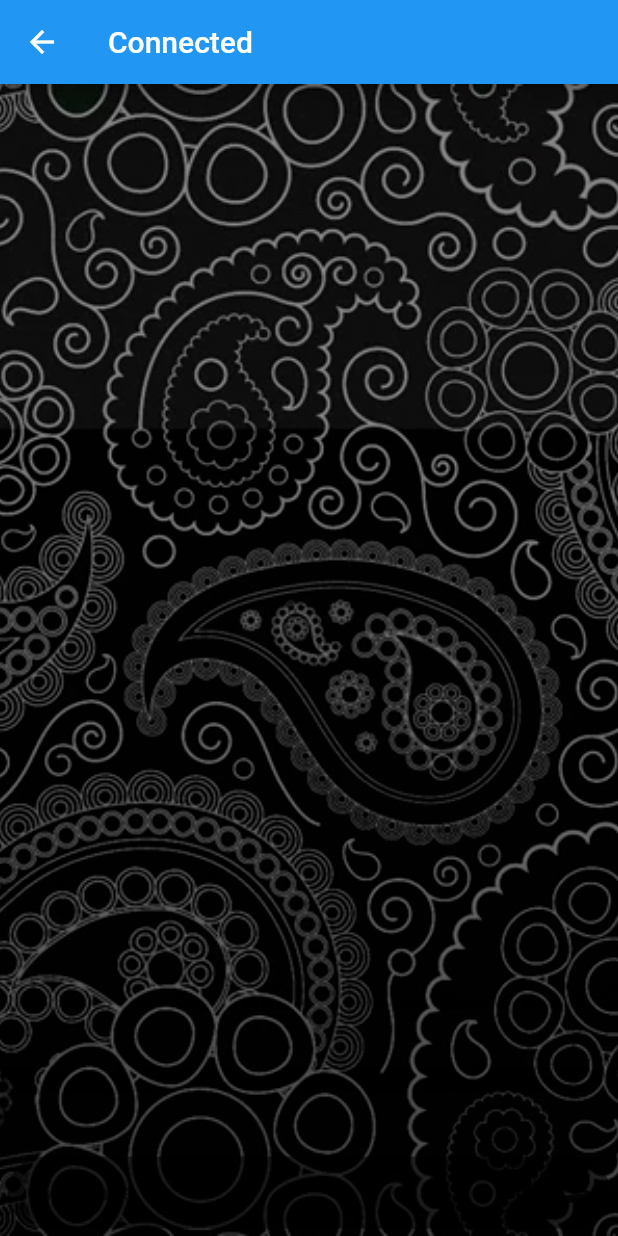
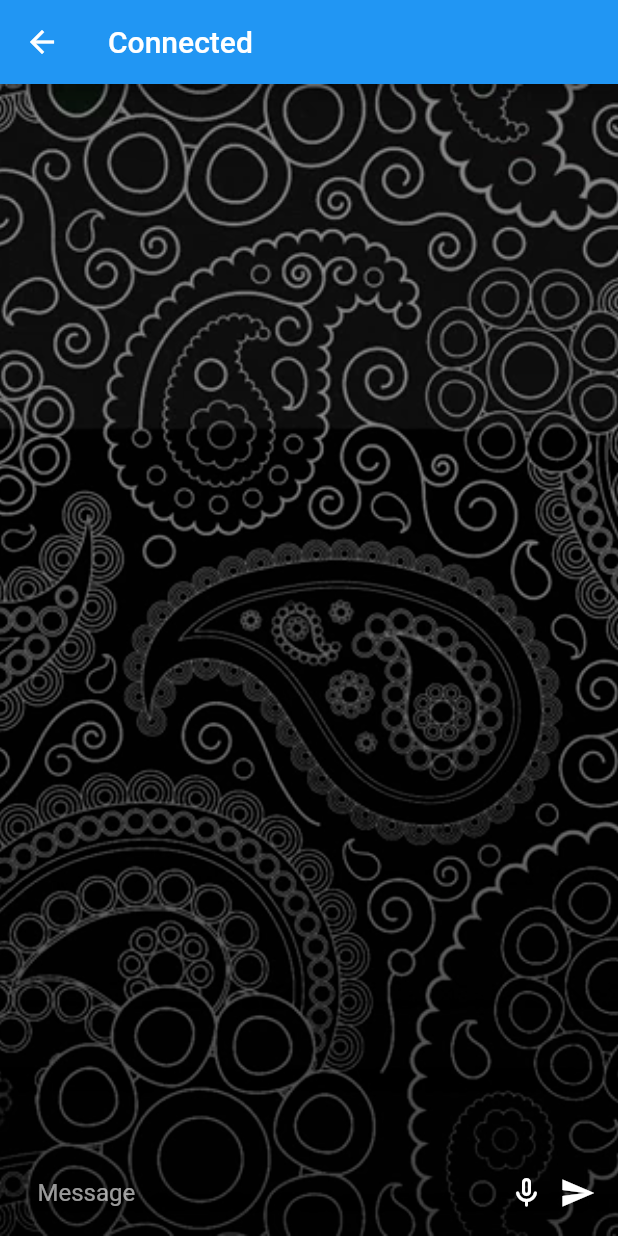
Before and after one commit to hosseinkhojany/messenger, a Flutter app: the ChatPage screen opened by its route, on a phone screen of 412 x 824 dp. Run offline on Flutter 3.47's test engine with Material 2 defaults, Android fonts, the phone set to English and light mode, and no system bars; our stand-ins replace bloc, dio, flutter_bloc, flutter_neumorphic, get, shared_preferences and 1 more; accounts and stored records are empty; network calls fail.

Commit message:
alpha03.1

```diff
--- a/lib/core/data/datasources/local/sharedStore.dart
+++ b/lib/core/data/datasources/local/sharedStore.dart
@@ -1,17 +1,34 @@
-import 'package:hive/hive.dart';
-import 'package:telegram_flutter/core/data/config/hive_config.dart';
+import 'dart:async' show Future;
+import 'package:shared_preferences/shared_preferences.dart';
 
-const USER_TOKEN = "USER_TOKEN";
-const USER = "USER";
+const userName = "userName";
 
-class SharedStore{
+class SharedStore {
+  static SharedPreferences? _prefsInstance;
 
-  static Box _getBox() {
-    return Hive.box(SHARED_CONFIG_BOX);
+  // call this method from iniState() function of mainApp().
+  static Future<SharedPreferences> init() async {
+    if (_prefsInstance != null) {
+      return _prefsInstance!;
+    } else {
+      _prefsInstance = await SharedPreferences.getInstance();
+      return _prefsInstance!;
+    }
   }
 
-  static void setUserName(String value) => _getBox().put(USER_TOKEN, value);
-  static String getUserName() => _getBox().get(USER_TOKEN, defaultValue: "");
-  static String getUser() => _getBox().get(USER, defaultValue: "");
+  static String getString(String key, [String defValue = ""]) {
+    return _prefsInstance!.getString(key) ?? defValue;
+  }
 
+  static Future<bool> setString(String key, String value) async {
+    return await _prefsInstance!.setString(key, value);
+  }
+
+  static String getUserName([String defValue = ""]) {
+    return getString(userName, defValue);
+  }
+
+  static Future<bool> setUserName(String value) async {
+    return setString(userName, value);
+  }
 }
--- a/lib/main.dart
+++ b/lib/main.dart
@@ -4,14 +4,14 @@ import 'package:flutter_bloc/flutter_bloc.dart';
 import 'package:flutter_neumorphic/flutter_neumorphic.dart';
 import 'package:get/get.dart';
 import 'package:telegram_flutter/app/router.dart';
-import 'package:telegram_flutter/core/data/config/hive_config.dart';
 import 'package:telegram_flutter/presentation/chatPage/chat_page.dart';
 import 'package:telegram_flutter/presentation/editNamePage/edit_name_page.dart';
 import 'app/bindings.dart';
 import 'app/bloc_observer.dart';
+import 'core/data/datasources/local/sharedStore.dart';
 
 void main() async {
-  await HiveConfig.init();
+  await SharedStore.init();
   BlocOverrides.runZoned(
         () => runApp(AppBindingsBloc(child: const MyApp())),
     blocObserver: AppBlocObserver(),
@@ -27,7 +27,7 @@ class MyApp extends StatelessWidget {
     return GetMaterialApp(
       debugShowCheckedModeBanner: false,
       title: 'Telegram Chat app',
-      initialRoute: EDIT_NAME_PAGE,
+      initialRoute: SharedStore.getUserName().isNotEmpty ? CHAT_PAGE : EDIT_NAME_PAGE,
       routes: {
         EDIT_NAME_PAGE: (context) => const EditNamePage(),
         CHAT_PAGE: (context) => const ChatPage()
--- a/lib/presentation/chatPage/chat_page.dart
+++ b/lib/presentation/chatPage/chat_page.dart
@@ -1,5 +1,7 @@
 import 'package:flutter/material.dart';
 import 'package:flutter_bloc/flutter_bloc.dart';
+import 'package:telegram_flutter/core/data/datasources/local/sharedStore.dart';
+import 'package:telegram_flutter/gen/colors.gen.dart';
 import 'package:telegram_flutter/presentation/chatPage/ext.dart';
 import 'package:telegram_flutter/presentation/sharedBloc/socket_bloc.dart';
 import 'package:telegram_flutter/core/data/models/message.dart';
@@ -24,8 +26,12 @@ class ChatPageStater extends State<ChatPage> {
 
   @override
   Widget build(BuildContext context) {
+    if(SharedStore.getUserName().isNotEmpty){
+      context.sendImJoin(SharedStore.getUserName());
+    }
     return Scaffold(
       appBar: AppBar(
+        backgroundColor: ColorName.chatPageMainBackground,
         title: BlocBuilder<SocketBloc, SocketState>(
           builder: (context, state) {
             switch (state.runtimeType) {
@@ -139,11 +145,14 @@ class InputBoxWidgetStater extends State<InputBoxWidget> {
                 child: Padding(
                   padding: const EdgeInsets.only(left: 20, right: 20),
                   child: TextField(
+                    style: TextStyle(color: Colors.white),
+                    cursorColor: Colors.yellow,
                     onChanged: (str) => context.sendImTypingEvent(),
                     maxLines: null,
                     keyboardType: TextInputType.multiline,
                     controller: textEditingController,
                     decoration: const InputDecoration(
+                      hintStyle: TextStyle(color: Colors.white60),
                       hintText: "Message",
                       border: InputBorder.none,
                     ),
@@ -153,7 +162,7 @@ class InputBoxWidgetStater extends State<InputBoxWidget> {
               Padding(
                 padding: const EdgeInsets.only(right: 10),
                 child: InkWell(
-                  child: const Icon(Icons.mic_rounded),
+                  child: Icon(Icons.mic_none_rounded,color: Colors.white),
                   onTap: () {
                     if (textEditingController.text.toString().isNotEmpty) {
                       context.sendImTypingStopEvent();
@@ -166,7 +175,7 @@ class InputBoxWidgetStater extends State<InputBoxWidget> {
               Padding(
                 padding: const EdgeInsets.only(right: 10),
                 child: InkWell(
-                  child: const Icon(Icons.send),
+                  child: const Icon(Icons.send, color: Colors.white),
                   onTap: () {
                     if (textEditingController.text.toString().isNotEmpty) {
                       context.sendImTypingStopEvent();
@@ -181,7 +190,7 @@ class InputBoxWidgetStater extends State<InputBoxWidget> {
           decoration: BoxDecoration(
             borderRadius: BorderRadius.circular(100),
             shape: BoxShape.rectangle,
-            color: Colors.black54,
+            color: ColorName.defaultChatItemBackground,
           ),
           width: double.infinity,
         ),
--- a/lib/presentation/chatPage/ext.dart
+++ b/lib/presentation/chatPage/ext.dart
@@ -13,6 +13,9 @@ extension BlocExt on BuildContext{
   sendImLeft(){
     read<SocketBloc>().add(UserLeftEvent());
   }
+  sendImJoin(String username){
+    read<SocketBloc>().add(UserJoinedEvent(username));
+  }
   sendMessage(String message){
     read<SocketBloc>().add(SendMessageEvent(message));
   }
--- a/lib/presentation/sharedBloc/socket_event.dart
+++ b/lib/presentation/sharedBloc/socket_event.dart
@@ -11,9 +11,9 @@ class TypingEvent extends SocketEvent{}
 class TypingStopEvent extends SocketEvent{}
 class UserJoinedEvent extends SocketEvent{
   final String userName;
-  final String password;
-  final bool createAccount;
-  UserJoinedEvent(this.createAccount, this.userName, this.password);
+  final String? password;
+  final bool? createAccount;
+  UserJoinedEvent(this.userName, {this.createAccount, this.password});
 }
 class UserLeftEvent extends SocketEvent{}
 class NewMessageReceivedEvent extends SocketEvent{}
```
Also changed, not shown: assets/languages/en.json (added, +7 -0 lines), assets/languages/fa.json (added, +7 -0 lines), lib/core/data/config/hive_config.dart (deleted, +0 -16 lines), lib/presentation/chatPage/components/message_widget.dart (+15 -94 lines), lib/presentation/editNamePage/edit_name_page.dart (+8 -8 lines), lib/presentation/editNamePage/ext.dart (+6 -1 lines), lib/presentation/sharedBloc/socket_bloc.dart (+22 -4 lines), pubspec.yaml (+15 -3 lines), pubspec.lock, 3 other files.
